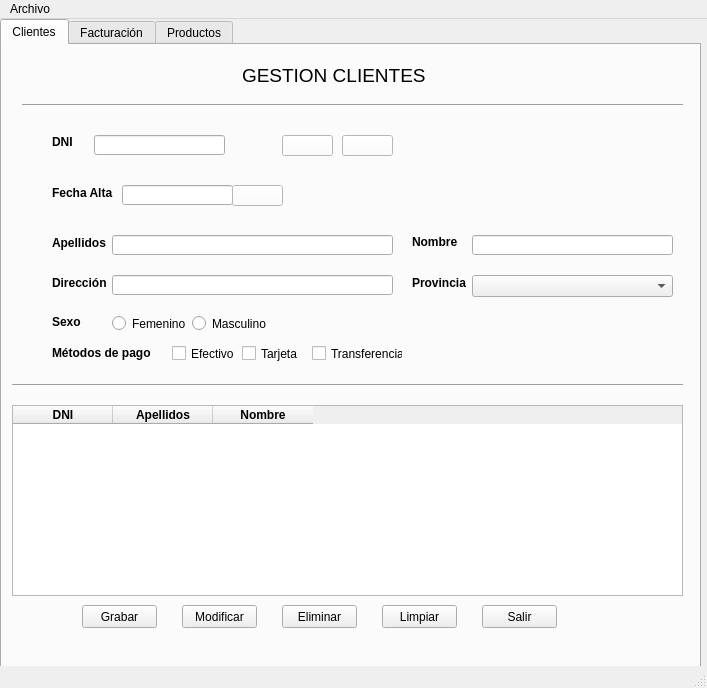
Before: the Qt Designer form Proyecto2/ventana.ui in natimoreira/DI, drawn with Qt 5.
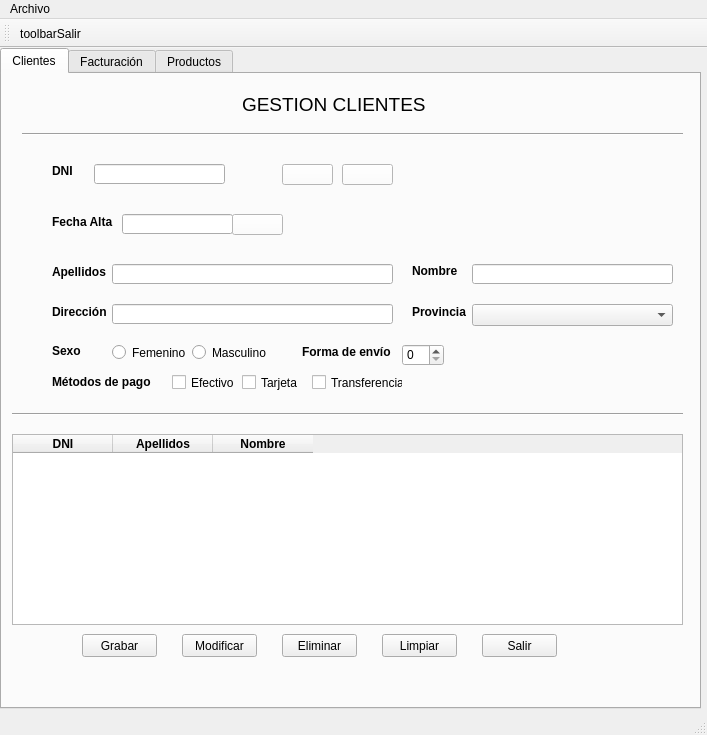
After: the same form once the commit is applied. Icons and pictures are not drawn.

Diff of the .ui file:
```diff
--- a/Proyecto2/ventana.ui
+++ b/Proyecto2/ventana.ui
@@ -7,7 +7,7 @@
     <x>0</x>
     <y>0</y>
     <width>707</width>
-    <height>688</height>
+    <height>735</height>
    </rect>
   </property>
   <property name="windowTitle">
@@ -1906,6 +1906,38 @@
        <string/>
       </property>
      </widget>
+     <widget class="QSpinBox" name="spinBoxEnvio">
+      <property name="geometry">
+       <rect>
+        <x>400</x>
+        <y>270</y>
+        <width>42</width>
+        <height>22</height>
+       </rect>
+      </property>
+      <property name="maximum">
+       <number>3</number>
+      </property>
+     </widget>
+     <widget class="QLabel" name="labelEdad">
+      <property name="geometry">
+       <rect>
+        <x>300</x>
+        <y>270</y>
+        <width>91</width>
+        <height>16</height>
+       </rect>
+      </property>
+      <property name="font">
+       <font>
+        <weight>75</weight>
+        <bold>true</bold>
+       </font>
+      </property>
+      <property name="text">
+       <string>Forma de envío</string>
+      </property>
+     </widget>
     </widget>
     <widget class="QWidget" name="tabFacturacion">
      <attribute name="title">
@@ -1940,6 +1972,18 @@
    <addaction name="menuArchivo"/>
   </widget>
   <widget class="QStatusBar" name="statusbar"/>
+  <widget class="QToolBar" name="toolBar">
+   <property name="windowTitle">
+    <string>toolBar</string>
+   </property>
+   <attribute name="toolBarArea">
+    <enum>TopToolBarArea</enum>
+   </attribute>
+   <attribute name="toolBarBreak">
+    <bool>true</bool>
+   </attribute>
+   <addaction name="actiontoolbarSalir"/>
+  </widget>
   <action name="actionSalir">
    <property name="text">
     <string>Salir</string>
@@ -1948,6 +1992,21 @@
     <string>Alt+4</string>
    </property>
   </action>
+  <action name="actiontoolbarSalir">
+   <property name="icon">
+    <iconset>
+     <normaloff>img/iconsalir.png</normaloff>img/iconsalir.png</iconset>
+   </property>
+   <property name="text">
+    <string>toolbarSalir</string>
+   </property>
+   <property name="iconText">
+    <string>toolbarSalir</string>
+   </property>
+   <property name="shortcutVisibleInContextMenu">
+    <bool>false</bool>
+   </property>
+  </action>
  </widget>
  <resources/>
  <connections/>
```
Left out of the diff: 4 changed lines with no effect on the pictures.
